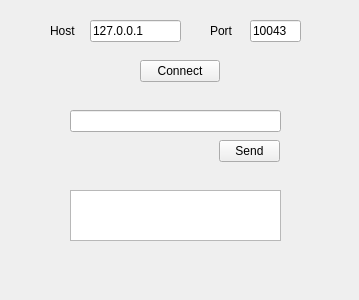
The window that client/ui/loginwindow.ui (pechpo/What-s-up) describes before a commit, drawn with Qt 5.
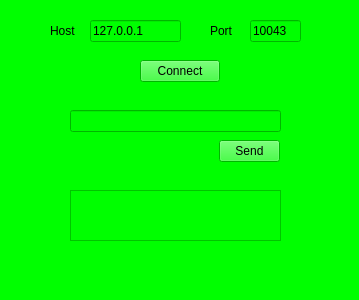
The same window after the commit.

Commit message: set menu color

The edit to the form file:
```diff
--- a/client/ui/loginwindow.ui
+++ b/client/ui/loginwindow.ui
@@ -13,6 +13,12 @@
   <property name="windowTitle">
    <string>Login</string>
   </property>
+  <property name="autoFillBackground">
+   <bool>false</bool>
+  </property>
+  <property name="styleSheet">
+   <string notr="true">background-color: rgb(0, 255, 0);</string>
+  </property>
   <widget class="QLineEdit" name="hostInput">
    <property name="geometry">
     <rect>
```
